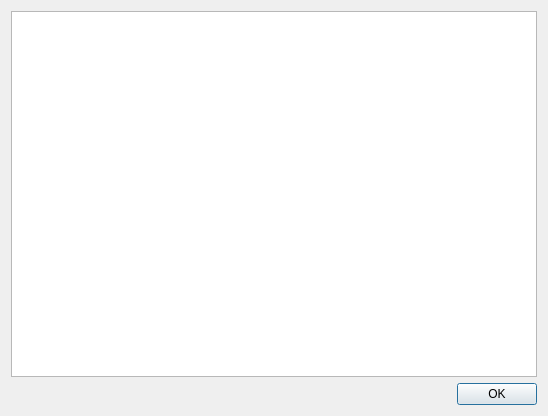
This is Qt/Ui/licensewindow.ui in karagog/gutil as Qt 5 draws it before an edit. The edited form follows.
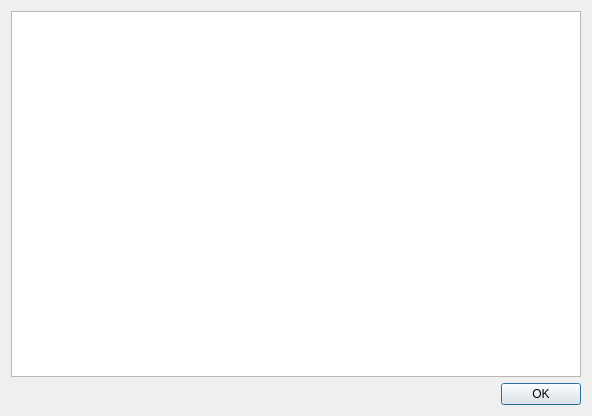
This is the edited form.

Commit message: Worked on the about and license window to improve functionality

What changed in the file:
```diff
--- a/Qt/Ui/licensewindow.ui
+++ b/Qt/Ui/licensewindow.ui
@@ -6,7 +6,7 @@
    <rect>
     <x>0</x>
     <y>0</y>
-    <width>548</width>
+    <width>592</width>
     <height>416</height>
    </rect>
   </property>
```
The commit also changes 4 other files.
